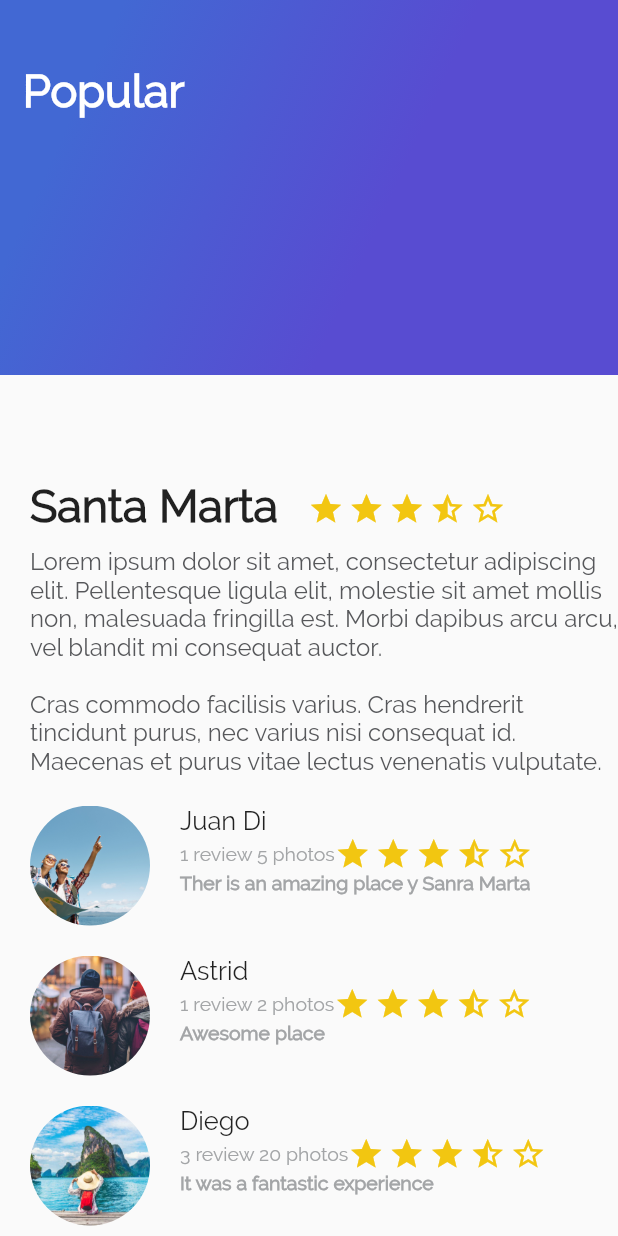
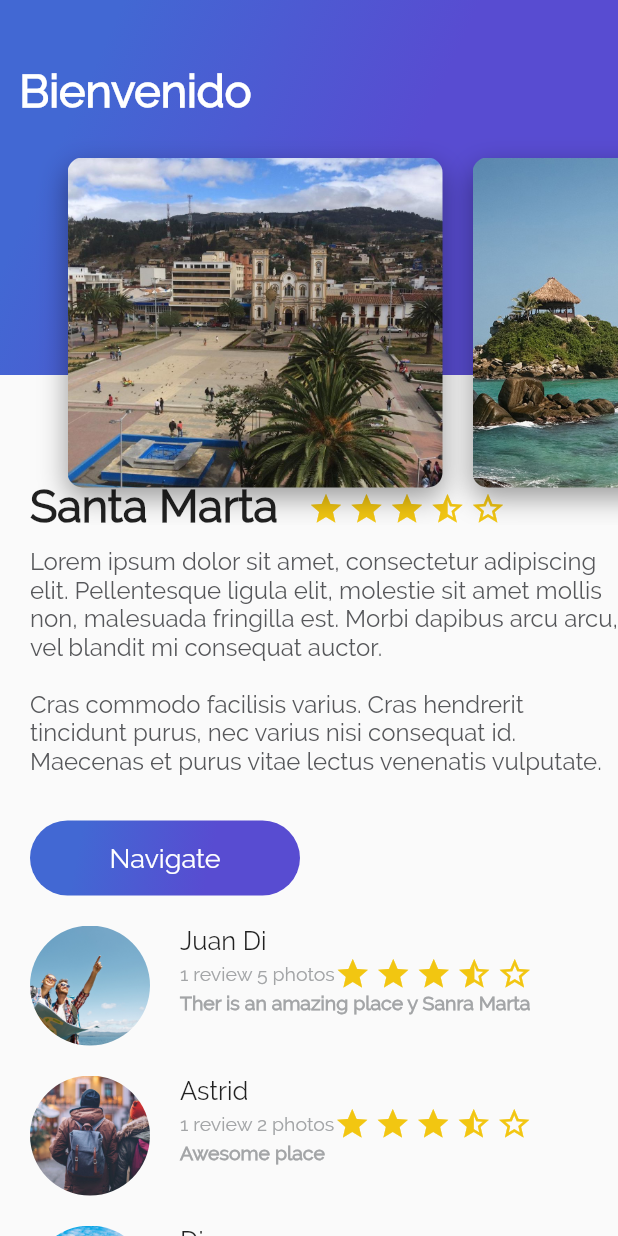
Before and after one commit to darvela/platzi_trips_app, a Flutter app: the screen it shows after launch, on a phone screen of 412 x 824 dp. Run offline on Flutter 3.47's test engine with Material 2 defaults, Android fonts, the phone set to English and light mode, and no system bars.

Commit message:
Se agrega las imagenes que hacen scroll lateral y se adiciona el botón que respondel tap

```diff
--- /dev/null
+++ b/lib/button_purple.dart
@@ -0,0 +1,56 @@
+import 'package:flutter/material.dart';
+
+class ButtonPurple extends StatelessWidget {
+
+  String buttonText = "Navigate";
+
+
+  ButtonPurple(this.buttonText);
+
+  @override
+  Widget build(BuildContext context) {
+
+    return InkWell(
+      onTap: () {
+        Scaffold.of(context).showSnackBar(
+          SnackBar(
+            content: Text("Navegando")
+          )
+        );
+      },
+      child: Container(
+        margin: EdgeInsets.only(
+          top: 30.0,
+          left: 20.0,
+          right: 20.0
+        ),
+        height: 50.0,
+        width: 180.0,
+        decoration: BoxDecoration(
+          borderRadius: BorderRadius.circular(30.0),
+          gradient: LinearGradient(
+            colors: [
+              Color(0xFF4268D3),
+              Color(0xFF584CD1)
+            ],
+            begin: FractionalOffset(0.2, 0.0),
+            end: FractionalOffset(1.0, 0.6),
+            stops: [0.0, 0.6],
+            tileMode: TileMode.clamp
+          )
+        ),
+        child: Center(
+          child: Text(
+            buttonText,
+            style: TextStyle(
+              fontSize: 18.0,
+              fontFamily: "Raleway",
+              color: Colors.white
+            ),
+          ),
+        ),
+      ),
+    );
+  }
+
+}
--- /dev/null
+++ b/lib/card-image_list.dart
@@ -0,0 +1,25 @@
+import 'package:flutter/material.dart';
+import 'package:platzi_trips_app/card_image.dart';
+
+
+class CardImageList extends StatelessWidget{
+
+  @override
+  Widget build(BuildContext context) {
+
+    return Container(
+      height: 350.0,
+      child: ListView(
+        padding: EdgeInsets.all(25.0),
+        scrollDirection: Axis.horizontal,
+        children: <Widget>[
+          CardImage("assets/img/sogamoso.JPG"),
+          CardImage("assets/img/santaMarta.jpg"),
+          CardImage("assets/img/salento.jpg"),
+          CardImage("assets/img/villaDeLeyva.jpg"),
+        ],
+      ),
+    );
+  }
+
+}
--- a/lib/card_image.dart
+++ b/lib/card_image.dart
@@ -1,8 +1,40 @@
 import 'package:flutter/material.dart';
 
 class CardImage extends StatelessWidget {
+
+  String pathImage = "assets/img/sogamoso.JPG";
+
+
+  CardImage(this.pathImage);
+
   @override
   Widget build(BuildContext context) {
-    return null;
+
+    final card = Container (
+      height: 350.0,
+      width: 250.0,
+      margin: EdgeInsets.only(
+        top: 80.0,
+        left: 20.0
+      ),
+      decoration: BoxDecoration(
+        image: DecorationImage(
+          fit: BoxFit.cover,
+          image: AssetImage(pathImage),
+        ),
+        borderRadius: BorderRadius.all(Radius.circular(10.0)),
+        shape: BoxShape.rectangle,
+        boxShadow: <BoxShadow> [
+          BoxShadow(
+            color: Colors.black38,
+            blurRadius: 15.0,
+            offset: Offset(0.0, 7.0)
+          )
+        ]
+      ),
+    );
+
+    return card;
   }
+
 }
--- a/lib/description_place.dart
+++ b/lib/description_place.dart
@@ -1,4 +1,5 @@
 import 'package:flutter/material.dart';
+import 'package:platzi_trips_app/button_purple.dart';
 
 class DescriptionPlace extends StatelessWidget {
   String namePlace;
@@ -59,8 +60,9 @@ class DescriptionPlace extends StatelessWidget {
       ],
     );
 
-    final full_description = Column(
+    final fullDescription = Column(
       //padding: const EdgeInsets.all(8),
+      crossAxisAlignment: CrossAxisAlignment.start,
       children: <Widget>[
         Container(child: title_stars),
         Container(
@@ -72,9 +74,10 @@ class DescriptionPlace extends StatelessWidget {
                     fontSize: 16.0,
                     fontWeight: FontWeight.normal,
                     color: Color(0xFF56575a)))),
+        ButtonPurple("Navigate"),
       ],
     );
 
-    return full_description;
+    return fullDescription;
   }
 }
--- /dev/null
+++ b/lib/header_appbar.dart
@@ -0,0 +1,18 @@
+import 'package:flutter/material.dart';
+import 'package:platzi_trips_app/card-image_list.dart';
+import 'package:platzi_trips_app/gradient_back.dart';
+import 'package:platzi_trips_app/card_image.dart';
+
+class HeaderAppbar extends StatelessWidget {
+
+  @override
+  Widget build(BuildContext context) {
+    return Stack(
+      children: <Widget>[
+        GradientBack("Bienvenido"),
+        CardImageList(),
+      ],
+    );
+  }
+
+}
--- a/lib/main.dart
+++ b/lib/main.dart
@@ -3,6 +3,7 @@ import 'package:flutter/services.dart';
 import 'package:platzi_trips_app/description_place.dart';
 import 'package:platzi_trips_app/gradient_back.dart';
 import 'package:platzi_trips_app/review_list.dart';
+import 'package:platzi_trips_app/header_appbar.dart';
 
 void main() => runApp(MyApp());
 
@@ -41,7 +42,7 @@ class MyApp extends StatelessWidget {
                 ReviewList()
               ],
             ),
-            GradientBack("Popular")
+            HeaderAppbar()
           ],
         )) //MyHomePage(title: 'Flutter Demo Home Page'),
         );
```
